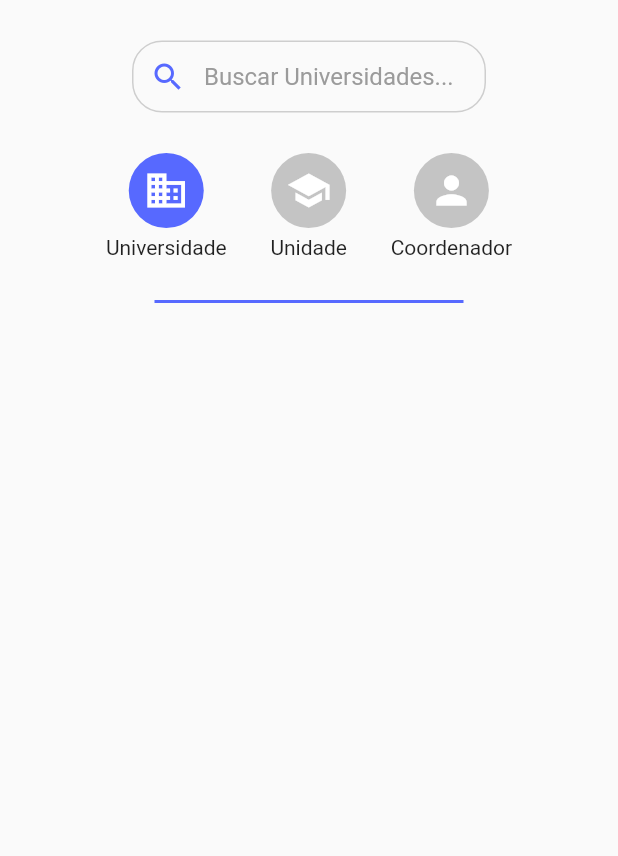
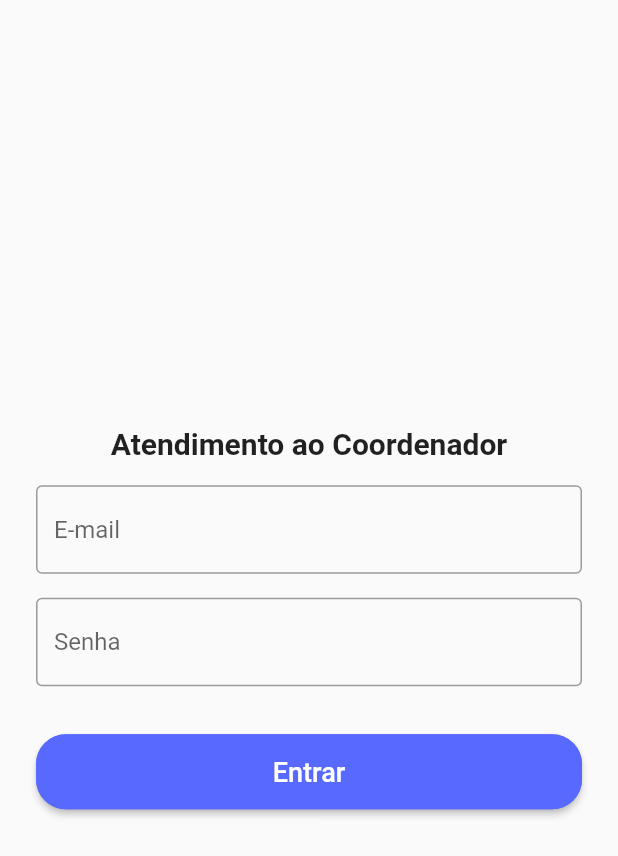
Before and after one commit to AlbertoDoc/atendimento-ao-coordenador, a Flutter app: the screen it shows after launch, on a phone screen of 412 x 824 dp. Shown: the top 856 px of the screen. Run offline on Flutter 3.47's test engine with Material 2 defaults, Android fonts, the phone set to English and light mode, and no system bars; our stand-ins replace auto_size_text.

Commit message:
feature: login

```diff
--- /dev/null
+++ b/lib/features/login/login_controller.dart
@@ -0,0 +1,14 @@
+import 'package:attend/services/login_service.dart';
+
+abstract class LoginController {
+  Future<bool> login(String email, String password);
+}
+
+class LoginControllerImpl extends LoginController {
+  @override
+  Future<bool> login(String email, String password) async {
+    final statusCode = await LoginService.login(email, password);
+
+    return statusCode == 200 ? true : false;
+  }
+}
--- /dev/null
+++ b/lib/features/login/login_screen.dart
@@ -0,0 +1,92 @@
+import 'package:attend/core/values/attend_colors.dart';
+import 'package:attend/features/home_screen.dart';
+import 'package:attend/features/login/login_controller.dart';
+import 'package:flutter/material.dart';
+
+class LoginPage extends StatefulWidget {
+  LoginPage();
+
+  @override
+  _LoginPageState createState() => _LoginPageState();
+}
+
+class _LoginPageState extends State<LoginPage> {
+  final _controller = LoginControllerImpl();
+  String email = '';
+  String password = '';
+
+  @override
+  Widget build(BuildContext context) {
+    return Scaffold(
+      body: SafeArea(
+          child: Padding(
+        padding: const EdgeInsets.all(24.0),
+        child: Center(
+          child: Column(
+            mainAxisSize: MainAxisSize.min,
+            children: [
+              Text(
+                "Atendimento ao Coordenador",
+                style: TextStyle(fontSize: 20, fontWeight: FontWeight.bold),
+              ),
+              SizedBox(
+                height: 16,
+              ),
+              TextField(
+                decoration: InputDecoration(
+                    border: OutlineInputBorder(), hintText: 'E-mail'),
+                keyboardType: TextInputType.emailAddress,
+                onChanged: (value) => email = value,
+              ),
+              SizedBox(
+                height: 16,
+              ),
+              TextField(
+                decoration: InputDecoration(
+                    border: OutlineInputBorder(), hintText: 'Senha'),
+                keyboardType: TextInputType.visiblePassword,
+                obscureText: true,
+                enableSuggestions: false,
+                autocorrect: false,
+                onChanged: (value) => password = value,
+              ),
+              SizedBox(
+                height: 32,
+              ),
+              ElevatedButton(
+                  style: ButtonStyle(
+                      minimumSize:
+                          MaterialStateProperty.all(Size(double.infinity, 50)),
+                      backgroundColor: MaterialStateProperty.all<Color>(
+                          AttendColors.unity_container),
+                      shape: MaterialStateProperty.all(RoundedRectangleBorder(
+                          borderRadius: BorderRadius.circular(20),
+                          side: BorderSide(
+                              color: AttendColors.unity_container)))),
+                  onPressed: () {
+                    _controller.login(email, password).then((value) => {
+                          if (value)
+                            {
+                              Navigator.of(context).pushReplacement(
+                                  MaterialPageRoute(
+                                      builder: (context) => HomePage()))
+                            }
+                          else
+                            {
+                              ScaffoldMessenger.of(context).showSnackBar(SnackBar(
+                                  content: Text(
+                                      "Erro ao logar! Verifique seus dados.")))
+                            }
+                        });
+                  },
+                  child: Text(
+                    "Entrar",
+                    style: TextStyle(fontSize: 18),
+                  ))
+            ],
+          ),
+        ),
+      )),
+    );
+  }
+}
--- a/lib/features/queue/queue_controller.dart
+++ b/lib/features/queue/queue_controller.dart
@@ -62,7 +62,6 @@ class QueueImpl extends QueueController {
     });
   }
 
-  @override
   void dispose() {
     _universityInfoController.close();
     _coordinatorNameController.close();
--- a/lib/features/queue/queue_screen.dart
+++ b/lib/features/queue/queue_screen.dart
@@ -5,7 +5,6 @@ import 'package:attend/models/student.dart';
 import 'package:attend/services/line_service.dart';
 import 'package:attend/services/queue_service.dart';
 import 'package:attend/widgets/cards/student_card.dart';
-import 'package:flutter/cupertino.dart';
 import 'package:flutter/material.dart';
 
 class QueuePage extends StatefulWidget {
@@ -155,7 +154,7 @@ class _QueuePageState extends State<QueuePage> {
         builder: (context, snapshot) {
           final listStudent = snapshot.data as List<Student>;
           final listStudentWidget = listStudent.map((item) {
-            return StudentCard(item.name, item.position, item.waitingTime, "");
+            return StudentCard(item.name, item.position, item.waitingTime);
           }).toList();
           return ListView.builder(
               shrinkWrap: true,
@@ -181,7 +180,7 @@ class _QueuePageState extends State<QueuePage> {
                     side: BorderSide(color: AttendColors.unity_container)))),
             onPressed: () {
               QueueService.enterInQueue(
-                      lineId, "09018099-1ac7-4642-a0eb-07823417f70f")
+                      lineId, "e3a3bd68-c460-49ea-b19f-20ae98e766be")
                   .then((statusCode) {
                 if (statusCode == 201) {
                   _controller.onStudentListChange(
--- a/lib/main.dart
+++ b/lib/main.dart
@@ -1,6 +1,5 @@
+import 'package:attend/features/login/login_screen.dart';
 import 'package:flutter/material.dart';
-
-import 'features/home_screen.dart';
 
 void main() {
   runApp(MyApp());
@@ -14,7 +13,7 @@ class MyApp extends StatelessWidget {
       theme: ThemeData(
         primarySwatch: Colors.blue,
       ),
-      home: HomePage(),
+      home: LoginPage(),
     );
   }
 }
--- a/lib/services/API.dart
+++ b/lib/services/API.dart
@@ -3,4 +3,5 @@ class API {
 
   static const String UNIVERSITY_PREFIX = "api/v1/universities/";
   static const String LINE_PREFIX = "api/v1/lines/";
+  static const String LOGIN_SUFFIX = "api/v1/auth/login";
 }
--- a/pubspec.yaml
+++ b/pubspec.yaml
@@ -32,6 +32,7 @@ dependencies:
   cupertino_icons: ^1.0.2
 
   auto_size_text: ^3.0.0
+  shared_preferences: ^2.2.2
 
 dev_dependencies:
   flutter_test:
```
Also changed, not shown: lib/services/login_service.dart (added, +23 -0 lines), lib/widgets/cards/student_card.dart (+9 -9 lines), pubspec.lock, 22 other files.
